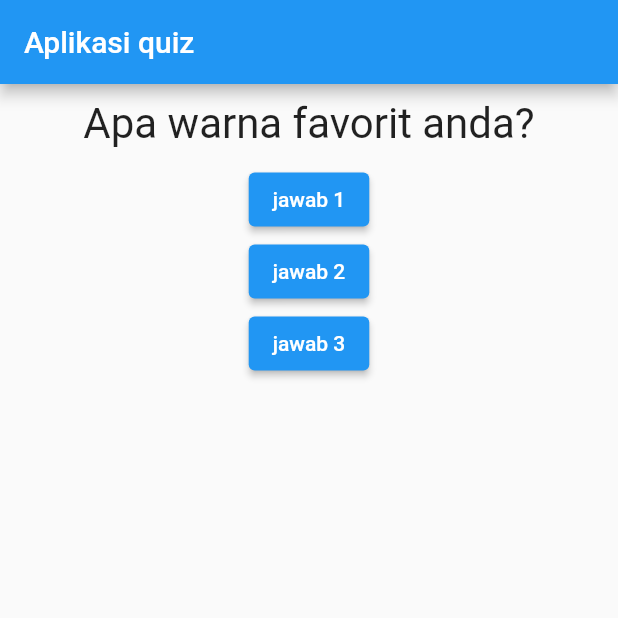
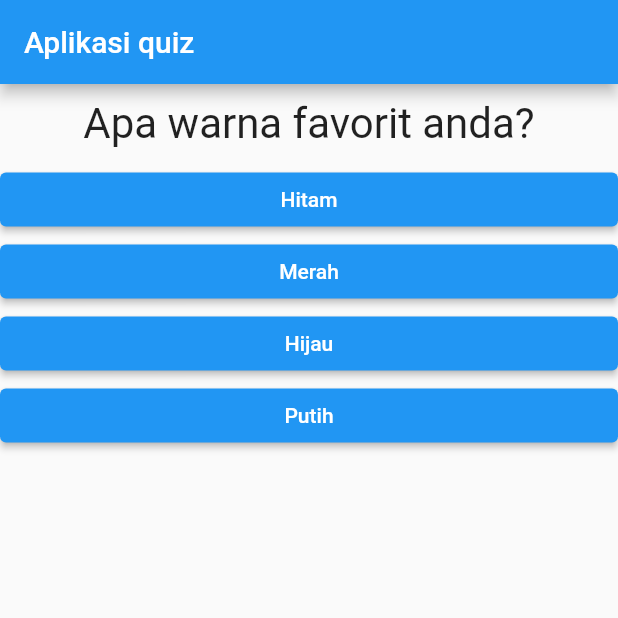
Before and after one commit to Danazzz/my_app, a Flutter app: the screen it shows after launch, on a phone screen of 412 x 824 dp, the top half of it. Run offline on Flutter 3.47's test engine with Material 2 defaults, Android fonts, the phone set to English and light mode, and no system bars.

Commit message:
menggunakan array dan map untuk membentuk widget

```diff
--- a/lib/main.dart
+++ b/lib/main.dart
@@ -1,5 +1,6 @@
 import 'package:flutter/material.dart';
 import './question.dart';
+import './answer.dart';
 
 void main() => runApp(MyApp());
 
@@ -25,8 +26,18 @@ class _MyAppState extends State<MyApp> {
   @override
   Widget build(BuildContext context) {
     var questions = [
-      'Apa warna favorit anda?',
-      'apa peliharaan favorit anda?',
+      {
+        'questionText': 'Apa warna favorit anda?',
+        'answers': ['Hitam', 'Merah', 'Hijau', 'Putih'],
+      },
+      {
+        'questionText': 'Apa peliharaan favorit anda?',
+        'answers': ['Anjing', 'kucing', 'Burung', 'Ular'],
+      },
+      {
+        'questionText': 'Berapa jumlah peliharaan anda?',
+        'answers': ['1 ekor', '2 ekor', '3 ekor', '4 ekor'],
+      },
     ];
     return MaterialApp(
       home: Scaffold(
@@ -36,23 +47,12 @@ class _MyAppState extends State<MyApp> {
         body: Column(
           children: [
             Question(
-              questions[_questionIndex],
+              questions[_questionIndex]['questionText'],
             ),
-            ElevatedButton(
-              child: Text('jawab 1'),
-              onPressed: _answerQuestion,
-            ),
-            ElevatedButton(
-              child: Text('jawab 2'),
-              onPressed: () => print('jawab 2 dipilih!'),
-            ),
-            ElevatedButton(
-              child: Text('jawab 3'),
-              onPressed: () {
-                // ...
-                print('jawab 3 dipilih');
-              },
-            ),
+            ...(questions[_questionIndex]['answers'] as List<String>)
+                .map((answer) {
+              return Answer(_answerQuestion, answer);
+            }).toList()
           ],
         ),
       ),
```
